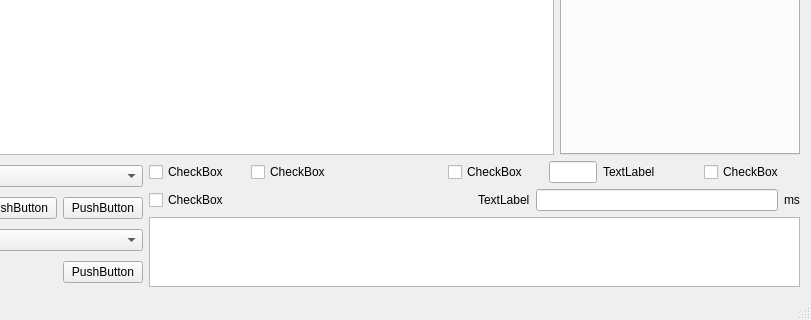
Before: the Qt Designer form SINS/code/SINS/MainWindow.ui in FlashOpen-Go/QtExampleCode, drawn with Qt 5; both pictures show x 178 to 989 and y 347 to 667 of the 989 by 667 pixel window.
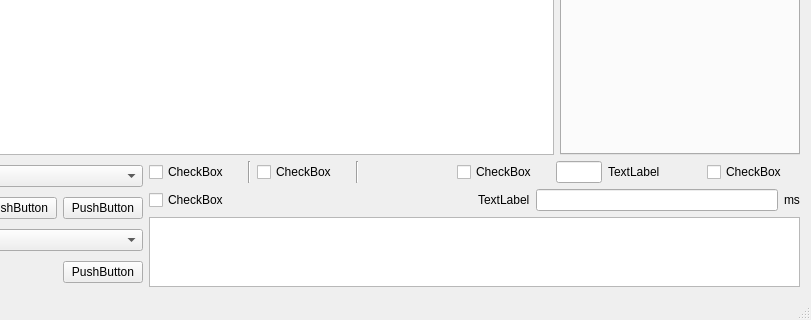
After: the same form once the commit is applied.

Commit message: 添加界面初始化函数 添加按键槽函数

```diff
--- a/SINS/code/SINS/MainWindow.ui
+++ b/SINS/code/SINS/MainWindow.ui
@@ -143,7 +143,7 @@
          <enum>QLayout::SetDefaultConstraint</enum>
         </property>
         <item>
-         <layout class="QHBoxLayout" name="horizontalLayout_7" stretch="2,2,2,2,1,2,2">
+         <layout class="QHBoxLayout" name="horizontalLayout_7" stretch="2,0,2,0,2,2,1,2,2">
           <item>
            <widget class="QCheckBox" name="isShowHexCbox">
             <property name="text">
@@ -151,6 +151,13 @@
             </property>
            </widget>
           </item>
+          <item>
+           <widget class="Line" name="line">
+            <property name="orientation">
+             <enum>Qt::Vertical</enum>
+            </property>
+           </widget>
+          </item>
           <item>
            <widget class="QCheckBox" name="isSendByHexCbox">
             <property name="text">
@@ -158,6 +165,13 @@
             </property>
            </widget>
           </item>
+          <item>
+           <widget class="Line" name="line_2">
+            <property name="orientation">
+             <enum>Qt::Vertical</enum>
+            </property>
+           </widget>
+          </item>
           <item>
            <spacer name="horizontalSpacer_2">
             <property name="orientation">
```
The commit also changes 3 other files.
